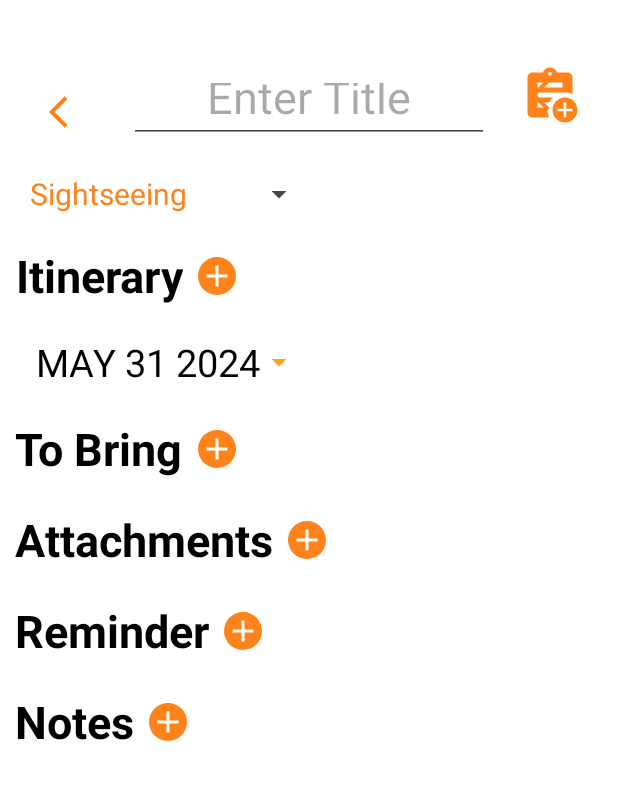
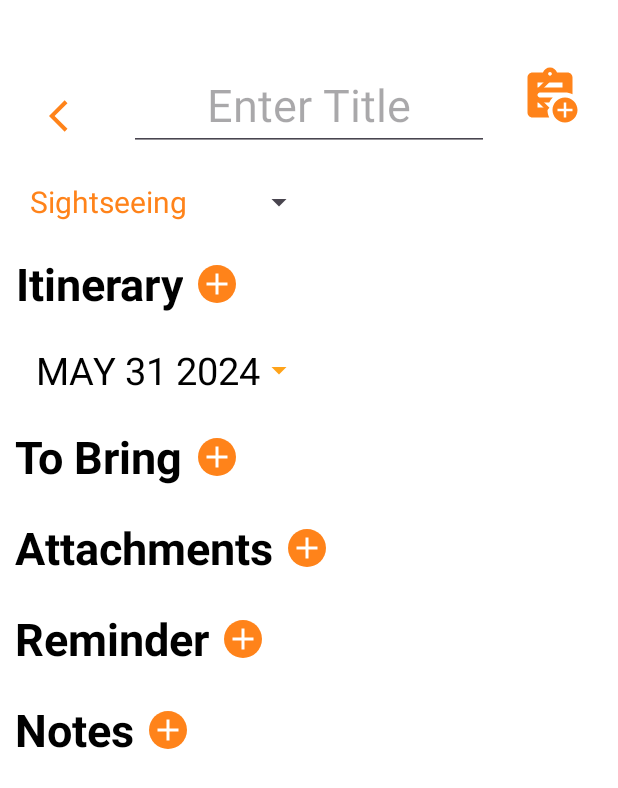
Before and after one commit to RISHIKEsH12321/MAD24_P01_Team3, an Android app: the EventManagement screen opened directly, with no data from a screen before it, on a phone screen of 412 x 824 dp. Shown: the top 788 px of the screen. Run offline under Robolectric (Android 15) with nearby library versions, the phone set to English and light mode, and no system bars; pictures from the network do not load.

Commit message:
SHould be done

```diff
--- a/app/src/main/java/sg/edu/np/mad/travelhub/EventManagement.java
+++ b/app/src/main/java/sg/edu/np/mad/travelhub/EventManagement.java
@@ -350,7 +350,7 @@ public class EventManagement extends AppCompatActivity {
                 TextInputEditText eventName = view.findViewById(R.id.EMitineraryAddEventName);
                 TextInputEditText editNotes = view.findViewById(R.id.EMitineraryAddNotes);
 
-                androidx.appcompat.app.AlertDialog alertDialog = new MaterialAlertDialogBuilder(EventManagement.this, R.style.CustomAlertDialogTheme)
+                androidx.appcompat.app.AlertDialog alertDialog = new MaterialAlertDialogBuilder(EventManagement.this)
                         .setTitle("Add Event")
                         .setView(view)
                         //Completed All Inputs
--- a/app/src/main/res/layout/activity_event_management.xml
+++ b/app/src/main/res/layout/activity_event_management.xml
@@ -36,7 +36,7 @@
         <EditText
             android:id="@+id/EMtitle"
             android:layout_width="240dp"
-            android:layout_height="50dp"
+            android:layout_height="55dp"
             android:layout_marginTop="10dp"
             android:hint="@string/TITLE_HINT"
             android:gravity="center"
@@ -44,6 +44,7 @@
             android:singleLine="true"
             android:ellipsize="end"
             android:scrollHorizontally="true"
+            android:scrollbarAlwaysDrawVerticalTrack="false"
             android:inputType="text"
             app:layout_constraintEnd_toEndOf="parent"
             app:layout_constraintStart_toStartOf="parent"
--- a/app/src/main/res/layout/em_itinerary_dialog_layout.xml
+++ b/app/src/main/res/layout/em_itinerary_dialog_layout.xml
@@ -5,7 +5,6 @@
     android:layout_height="wrap_content"
     android:paddingTop="20dp"
     android:paddingBottom="20dp"
-    android:background="@color/white"
     >
     <com.google.android.material.textfield.TextInputLayout
         android:id="@+id/EMitineraryAddEventNameContainer"
```
